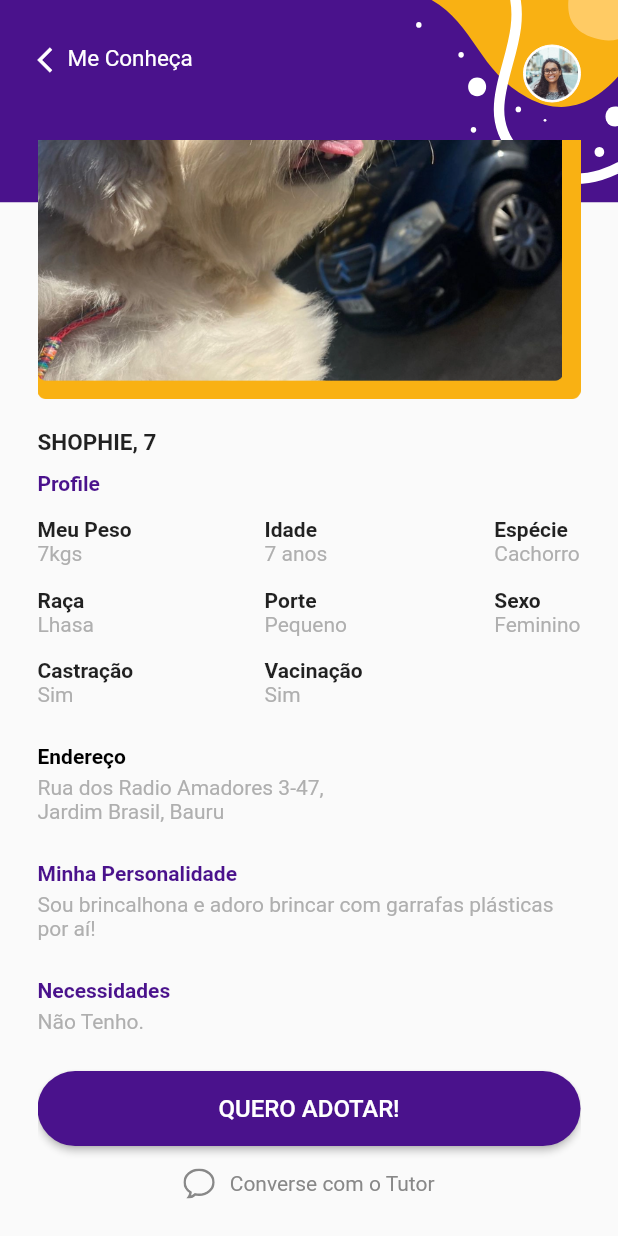
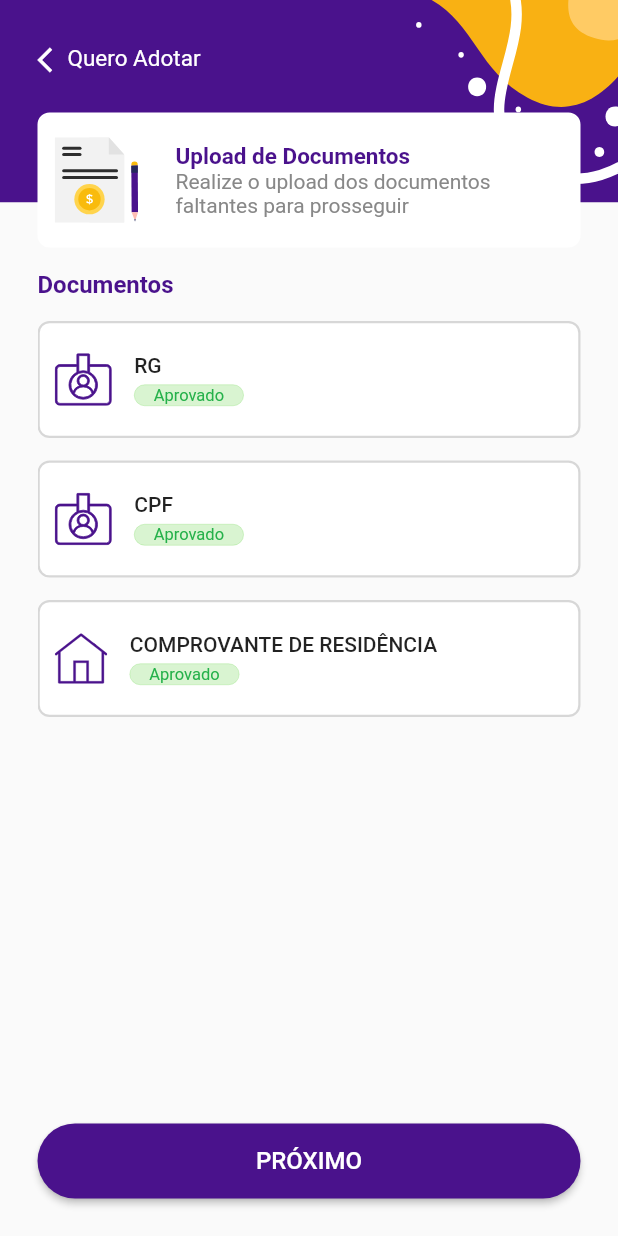
Before and after one commit to MarcalDev/PetBuddy, a Flutter app: the PerfilPetBackgroundWidget screen opened directly, scrolled down 224 dp, after a tap on "QUERO ADOTAR!", on a phone screen of 412 x 824 dp. Run offline on Flutter 3.47's test engine with Material 2 defaults, Android fonts, the phone set to English and light mode, and no system bars; our stand-ins replace flutter_svg.

Commit message:
Adição de telas de Temo de responsabilidade e Upload de documentos

```diff
--- a/lib/app/modules/perfil_pet/pages/perfil_pet_page.dart
+++ b/lib/app/modules/perfil_pet/pages/perfil_pet_page.dart
@@ -6,6 +6,7 @@ import 'package:petbuddy/app/util/text_fonts.dart';
 import 'package:petbuddy/app/util/widgets/button_widget.dart';
 
 import '../../../util/widgets/text_widget.dart';
+import '../../quero_adotar/pages/quero_adotar_page.dart';
 import '../widgets/perfil_pet_background_widget.dart';
 
 class PerfilPetPage extends StatefulWidget {
@@ -228,7 +229,11 @@ class _PerfilPetPageState extends State<PerfilPetPage> {
             ),
             ButtonWidget(
               buttonText: 'QUERO ADOTAR!',
-              onPressed: () {},
+              onPressed: () => Navigator.of(context).push(
+                MaterialPageRoute(
+                  builder: (context) => const QueroAdotarPage(),
+                ),
+              ),
               buttonColor: AppColors.corPadraoAplicativo,
               textColor: AppColors.corBranco,
             ),
--- /dev/null
+++ b/lib/app/modules/quero_adotar/pages/quero_adotar_page.dart
@@ -0,0 +1,93 @@
+import 'package:flutter/material.dart';
+import 'package:flutter_svg/svg.dart';
+import 'package:petbuddy/app/modules/quero_adotar/pages/termo_responsabilidade_page.dart';
+import 'package:petbuddy/app/modules/quero_adotar/pages/upload_documentos_page.dart';
+import 'package:petbuddy/app/modules/quero_adotar/widgets/quero_adotar_background_widget.dart';
+import 'package:petbuddy/app/util/app_colors.dart';
+import 'package:petbuddy/app/util/assets_aplicativo.dart';
+import 'package:petbuddy/app/util/text_fonts.dart';
+import 'package:petbuddy/app/util/widgets/button_widget.dart';
+import 'package:petbuddy/app/util/widgets/text_widget.dart';
+
+import '../widgets/quero_adotar_card_widget.dart';
+
+class QueroAdotarPage extends StatefulWidget {
+  const QueroAdotarPage({super.key});
+
+  @override
+  State<QueroAdotarPage> createState() => _QueroAdotarPageState();
+}
+
+class _QueroAdotarPageState extends State<QueroAdotarPage> {
+  PageController pageController = PageController();
+
+  avancarPagina() {
+    pageController.jumpToPage(1);
+  }
+
+  @override
+  Widget build(BuildContext context) {
+    return QueroAdotarBackgroundWidget(
+      child: Column(
+        crossAxisAlignment: CrossAxisAlignment.start,
+        children: [
+          Container(
+            decoration: BoxDecoration(
+                color: AppColors.corBranco,
+                border: Border.all(color: AppColors.corBranco, width: 1.5),
+                borderRadius: const BorderRadius.all(Radius.circular(8))),
+            padding: EdgeInsets.only(left: 10, bottom: 15, top: 15),
+            child: Row(
+              children: [
+                SvgPicture.asset(AssetsAplicativo.documentFlat),
+                const SizedBox(
+                  width: 25,
+                ),
+                Column(
+                  crossAxisAlignment: CrossAxisAlignment.start,
+                  children: const [
+                    TextWidget(
+                      text: 'Upload de Documentos',
+                      textColor: AppColors.corPadraoAplicativo,
+                      fontWeight: FontWeight.bold,
+                      fontSize: TextFonts.fonteTextoMaior,
+                    ),
+                    TextWidget(
+                      text: 'Realize o upload dos documentos \nfaltantes para prosseguir',
+                      textColor: AppColors.corCinzaMedio,
+                    ),
+                  ],
+                )
+              ],
+            ),
+          ),
+          const SizedBox(
+            height: 15,
+          ),
+          Expanded(
+            child: PageView(
+              physics: const NeverScrollableScrollPhysics(),
+              pageSnapping: false,
+              controller: pageController,
+              children: const <Widget>[
+                UploadDocumentosPage(),
+                TermoResponsabilidadePage(),
+              ],
+            ),
+          ),
+          Align(
+              alignment: Alignment.bottomCenter,
+              child: ButtonWidget(
+                buttonText: 'PRÓXIMO',
+                onPressed: () => avancarPagina(),
+                buttonColor: AppColors.corPadraoAplicativo,
+                textColor: AppColors.corBranco,
+              )),
+          const SizedBox(
+            height: 25,
+          ),
+        ],
+      ),
+    );
+  }
+}
--- /dev/null
+++ b/lib/app/modules/quero_adotar/pages/termo_responsabilidade_page.dart
@@ -0,0 +1,53 @@
+import 'package:flutter/material.dart';
+import 'package:flutter_svg/svg.dart';
+import 'package:petbuddy/app/util/assets_aplicativo.dart';
+
+import '../../../util/app_colors.dart';
+import '../../../util/text_fonts.dart';
+import '../../../util/widgets/text_widget.dart';
+
+class TermoResponsabilidadePage extends StatelessWidget {
+  const TermoResponsabilidadePage({super.key});
+
+  @override
+  Widget build(BuildContext context) {
+    return Column(crossAxisAlignment: CrossAxisAlignment.start, children: [
+      TextWidget(
+        text: 'Assinatura',
+        fontSize: TextFonts.fonteSubTituloLogin,
+        textColor: AppColors.corPadraoAplicativo,
+        fontWeight: FontWeight.bold,
+      ),
+      SizedBox(
+        height: 15,
+      ),
+      Container(
+        padding: EdgeInsets.symmetric(horizontal: 10, vertical: 15),
+        decoration: BoxDecoration(
+            color: AppColors.corBranco,
+            border: Border.all(color: AppColors.corCinza.withOpacity(0.5), width: 1.5),
+            borderRadius: const BorderRadius.all(Radius.circular(8))),
+        child: Column(
+          children: [
+            SvgPicture.asset(AssetsAplicativo.assinaturaIlustracao),
+            SizedBox(
+              height: 5,
+            ),
+            Container(
+              height: 1.5,
+              color: AppColors.corCinza,
+            ),
+            SizedBox(
+              height: 5,
+            ),
+            TextWidget(
+              text: 'Assinatura do Adotante',
+              fontSize: TextFonts.fonteTextoPequeno,
+              textColor: AppColors.corCinza,
+            )
+          ],
+        ),
+      )
+    ]);
+  }
+}
--- /dev/null
+++ b/lib/app/modules/quero_adotar/pages/upload_documentos_page.dart
@@ -0,0 +1,38 @@
+import 'package:flutter/material.dart';
+
+import '../../../util/app_colors.dart';
+import '../../../util/assets_aplicativo.dart';
+import '../../../util/text_fonts.dart';
+import '../../../util/widgets/text_widget.dart';
+import '../widgets/quero_adotar_card_widget.dart';
+
+class UploadDocumentosPage extends StatelessWidget {
+  const UploadDocumentosPage({super.key});
+
+  @override
+  Widget build(BuildContext context) {
+    return Column(
+      crossAxisAlignment: CrossAxisAlignment.start,
+      children: const [
+        TextWidget(
+          text: 'Documentos',
+          fontSize: TextFonts.fonteSubTituloLogin,
+          textColor: AppColors.corPadraoAplicativo,
+          fontWeight: FontWeight.bold,
+        ),
+        SizedBox(
+          height: 15,
+        ),
+        QueroAdotarCardWidget(titulo: 'RG', icone: AssetsAplicativo.iconeCracha),
+        SizedBox(
+          height: 15,
+        ),
+        QueroAdotarCardWidget(titulo: "CPF", icone: AssetsAplicativo.iconeCracha),
+        SizedBox(
+          height: 15,
+        ),
+        QueroAdotarCardWidget(titulo: "COMPROVANTE DE RESIDÊNCIA", icone: AssetsAplicativo.iconeCasa),
+      ],
+    );
+  }
+}
--- /dev/null
+++ b/lib/app/modules/quero_adotar/widgets/quero_adotar_background_widget.dart
@@ -0,0 +1,56 @@
+import 'package:flutter/material.dart';
+import 'package:flutter_svg/svg.dart';
+
+import '../../../util/app_colors.dart';
+import '../../../util/assets_aplicativo.dart';
+import '../../../util/text_fonts.dart';
+import '../../../util/widgets/text_widget.dart';
+
+class QueroAdotarBackgroundWidget extends StatelessWidget {
+  final Widget child;
+  const QueroAdotarBackgroundWidget({super.key, required this.child});
+
+  @override
+  Widget build(BuildContext context) {
+    return Material(
+        child: SafeArea(
+            child: Scaffold(
+                body: Stack(
+      children: [
+        SvgPicture.asset(AssetsAplicativo.headerLogin, fit: BoxFit.fitHeight),
+        Padding(
+          padding: const EdgeInsets.fromLTRB(25, 30, 25, 0),
+          child: Column(
+            children: [
+              Row(
+                crossAxisAlignment: CrossAxisAlignment.start,
+                mainAxisSize: MainAxisSize.min,
+                children: const [
+                  Icon(
+                    Icons.arrow_back_ios,
+                    size: 20,
+                    color: AppColors.corBranco,
+                  ),
+                  Expanded(
+                    child: Align(
+                      alignment: Alignment.centerLeft,
+                      child: TextWidget(
+                        text: 'Quero Adotar',
+                        fontSize: TextFonts.fontTituloNavegacao,
+                        textColor: AppColors.corBranco,
+                      ),
+                    ),
+                  ),
+                ],
+              ),
+              const SizedBox(
+                height: 25,
+              ),
+              Expanded(child: child)
+            ],
+          ),
+        )
+      ],
+    ))));
+  }
+}
--- /dev/null
+++ b/lib/app/modules/quero_adotar/widgets/quero_adotar_card_widget.dart
@@ -0,0 +1,56 @@
+import 'package:flutter/material.dart';
+import 'package:flutter_svg/svg.dart';
+import 'package:petbuddy/app/util/assets_aplicativo.dart';
+import 'package:petbuddy/app/util/widgets/text_widget.dart';
+
+import '../../../util/app_colors.dart';
+import '../../../util/text_fonts.dart';
+
+class QueroAdotarCardWidget extends StatelessWidget {
+  final String titulo;
+  final String icone;
+  const QueroAdotarCardWidget({super.key, required this.titulo, required this.icone});
+  @override
+  Widget build(BuildContext context) {
+    return Container(
+        padding: EdgeInsets.symmetric(vertical: 20, horizontal: 10),
+        decoration: BoxDecoration(
+            color: AppColors.corBranco,
+            border: Border.all(color: AppColors.corCinza.withOpacity(0.5), width: 1.5),
+            borderRadius: const BorderRadius.all(Radius.circular(8))),
+        child: Row(
+          children: [
+            SvgPicture.asset(icone),
+            const SizedBox(
+              width: 15,
+            ),
+            Column(
+              crossAxisAlignment: CrossAxisAlignment.start,
+              mainAxisAlignment: MainAxisAlignment.start,
+              children: [
+                TextWidget(
+                  text: titulo,
+                  fontWeight: FontWeight.w500,
+                ),
+                SizedBox(
+                  height: 5,
+                ),
+                Container(
+                  decoration: BoxDecoration(
+                      color: AppColors.corVerdeClaro.withOpacity(0.3),
+                      border: Border.all(color: AppColors.corVerdeClaro.withOpacity(0.3), width: 0),
+                      borderRadius: const BorderRadius.all(Radius.circular(15))),
+                  padding: const EdgeInsets.symmetric(vertical: 0.5, horizontal: 13),
+                  child: const TextWidget(
+                    text: 'Aprovado',
+                    textColor: AppColors.corVerdeSelecao,
+                    fontWeight: FontWeight.w400,
+                    fontSize: TextFonts.fonteTextoPequenoMenor,
+                  ),
+                ),
+              ],
+            )
+          ],
+        ));
+  }
+}
--- a/lib/app/util/assets_aplicativo.dart
+++ b/lib/app/util/assets_aplicativo.dart
@@ -21,4 +21,8 @@ class AssetsAplicativo {
   static const String iconeHome = "$svgPath/Icone_Home.svg";
   static const String imagemPet = "$pngPath/Imagem_pet.png";
   static const String iconCheckBranco = "$svgPath/Icon_check_branco.svg";
+  static const String documentFlat = "$svgPath/Document_Flat.svg";
+  static const String iconeCracha = "$svgPath/Icone_Cracha.svg";
+  static const String iconeCasa = "$svgPath/Icone_Casa.svg";
+  static const String assinaturaIlustracao = "$svgPath/Assinatura_Ilustracao.svg";
 }
--- a/lib/app/util/text_fonts.dart
+++ b/lib/app/util/text_fonts.dart
@@ -4,6 +4,7 @@ class TextFonts {
   static const double fonteSubTituloLogin = 16;
   static const double fonteBotao = 16;
   static const double fonteTextField = 15;
+  static const double fonteTextoMaior = 15;
   static const double fonteTextoMedio = 14;
   static const double fonteTextoPequeno = 12;
   static const double fonteTextoPequenoMenor = 11;
```
Also changed, not shown: assets/svgs/Assinatura_Ilustracao.svg (added), assets/svgs/Document_Flat.svg (added), assets/svgs/Icone_Casa.svg (added), assets/svgs/Icone_Cracha.svg (added).
